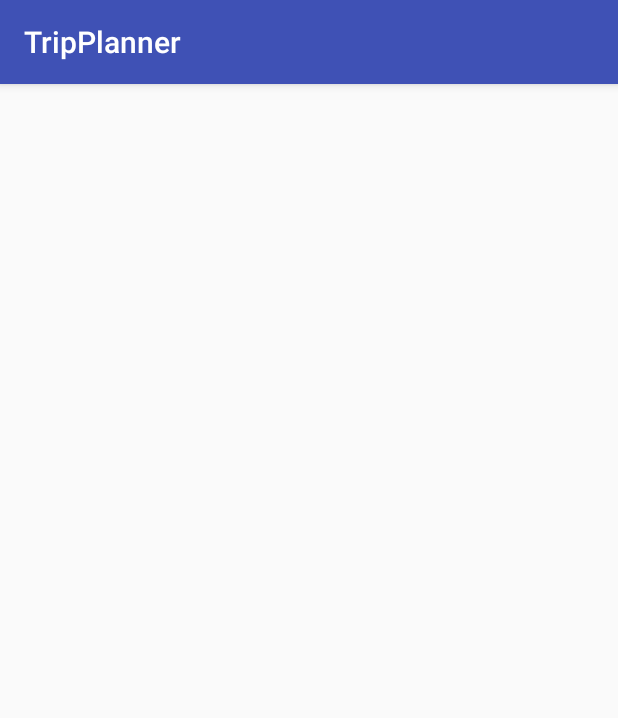
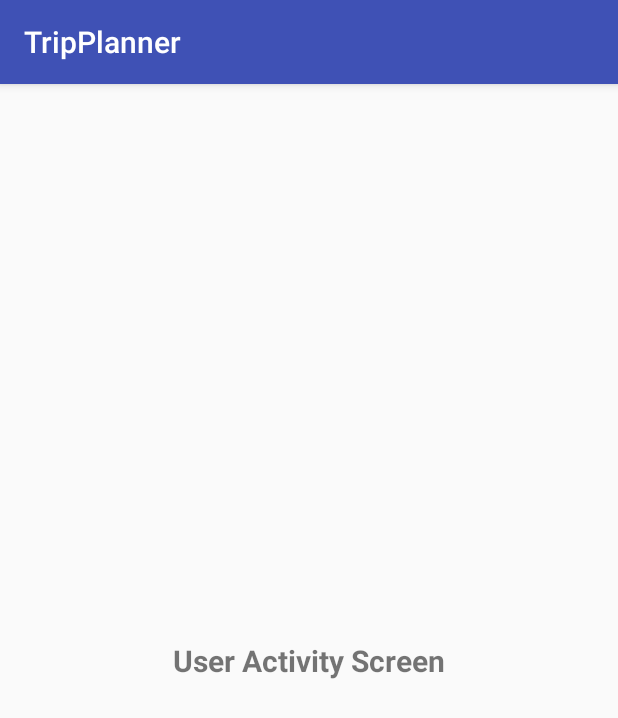
Before and after one commit to pict-sdl-grp/TripPlanner, an Android app: the UserActivity screen opened directly, with no data from a screen before it, on a phone screen of 412 x 824 dp. Shown: the top 718 px of the screen. Run offline under Robolectric (Android 15) with nearby library versions, the phone set to English and light mode, and no system bars.

Commit message:
merge with user_branch

```diff
--- a/app/src/main/res/layout/activity_user.xml
+++ b/app/src/main/res/layout/activity_user.xml
@@ -6,4 +6,16 @@
     android:layout_height="match_parent"
     tools:context="com.project.sdl.tripplanner.UserPackage.UserActivity">
 
+    <TextView
+        android:id="@+id/textView2"
+        android:layout_width="wrap_content"
+        android:layout_height="wrap_content"
+        android:text="User Activity Screen"
+        android:textSize="20dp"
+        android:textStyle="bold"
+        app:layout_constraintBottom_toBottomOf="parent"
+        app:layout_constraintEnd_toEndOf="parent"
+        app:layout_constraintHorizontal_bias="0.5"
+        app:layout_constraintStart_toStartOf="parent"
+        app:layout_constraintTop_toTopOf="parent" />
 </android.support.constraint.ConstraintLayout>
```
